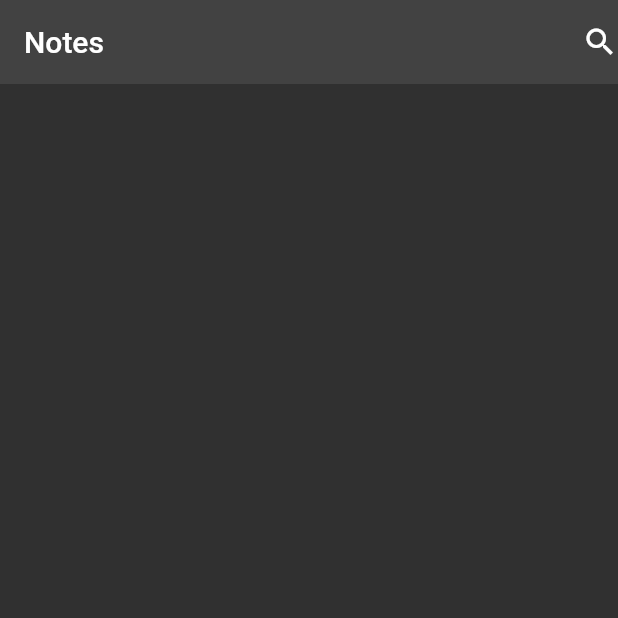
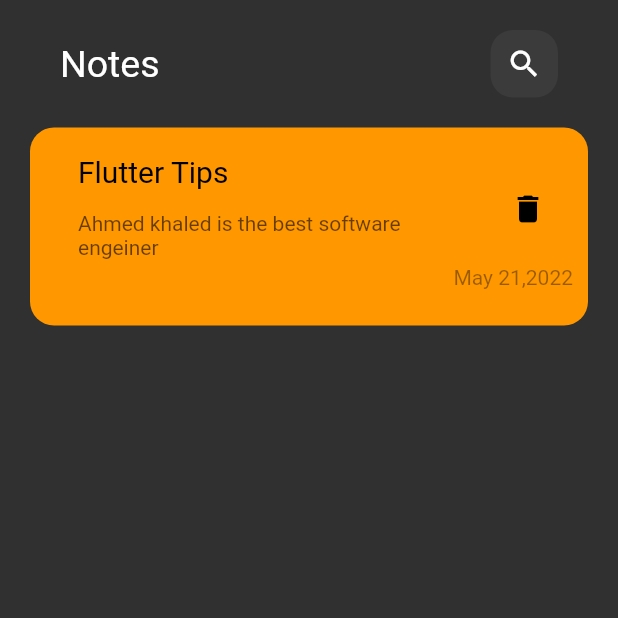
Before and after one commit to AhmedBardesy/notes_app, a Flutter app: the screen it shows after launch, on a phone screen of 412 x 824 dp, the top half of it. Run offline on Flutter 3.47's test engine with Material 2 defaults, Android fonts, the phone set to English and light mode, and no system bars.

Commit message:
create custome note item

```diff
--- /dev/null
+++ b/lib/views/custom_note_item.dart
@@ -0,0 +1,44 @@
+import 'package:flutter/material.dart';
+
+
+class CustomNoteItem extends StatelessWidget {
+  const CustomNoteItem({
+    super.key,
+  });
+
+  @override
+  Widget build(BuildContext context) {
+    return Container(
+      padding: const EdgeInsets.only(top: 14, bottom: 24, left: 16),
+      decoration: BoxDecoration(
+          color: Colors.orange, borderRadius: BorderRadius.circular(16)),
+      child: Column(
+        crossAxisAlignment: CrossAxisAlignment.end,
+        children: [
+          ListTile(
+            title: Padding(
+              padding: EdgeInsets.only(bottom: 15),
+              child: Text(
+                'Flutter Tips',
+                style: TextStyle(fontSize: 20, color: Colors.black),
+              ),
+            ),
+            subtitle: Text('Ahmed khaled is the best software engeiner',
+                style: TextStyle(color: Colors.black.withOpacity(.6))),
+            trailing: IconButton(
+                icon: Icon(
+                  Icons.delete,
+                  color: Colors.black,
+                ),
+                onPressed: () {}),
+          ),
+          Padding(
+            padding: EdgeInsets.only(right: 10),
+            child: Text('May 21,2022',
+                style: TextStyle(color: Colors.black.withOpacity(.4))),
+          )
+        ],
+      ),
+    );
+  }
+}
--- a/lib/views/homeView.dart
+++ b/lib/views/homeView.dart
@@ -1,4 +1,6 @@
 import 'package:flutter/material.dart';
+
+import 'custom_note_item.dart';
 
 class HomePage extends StatelessWidget {
   const HomePage({super.key});
@@ -6,14 +8,43 @@
   @override
   Widget build(BuildContext context) {
     return Scaffold(
-      appBar: AppBar(
-        elevation: 0,
-        actions: [Icon(Icons.search)],
-        title: Text(
-          'Notes',
-          style: TextStyle(fontSize: 20),
+      body: Padding(
+        padding: const EdgeInsets.symmetric(horizontal: 20),
+        child: Column(
+          children: [
+            Padding(
+              padding: const EdgeInsets.symmetric(vertical: 20, horizontal: 20),
+              child: Row(
+                children: [
+                  const Text(
+                    'Notes',
+                    style: TextStyle(fontSize: 25),
+                  ),
+                  const Spacer(),
+                  Container(
+                    height: 45,
+                    width: 45,
+                    decoration: BoxDecoration(
+                        color: Colors.white.withOpacity(.05),
+                        borderRadius: BorderRadius.circular(15)),
+                    child: const Icon(Icons.search),
+                  )
+                ],
+              ),
+            ),
+            const NotesItem()
+          ],
         ),
       ),
     );
   }
 }
+
+class NotesItem extends StatelessWidget {
+  const NotesItem({super.key});
+
+  @override
+  Widget build(BuildContext context) {
+    return CustomNoteItem();
+  }
+}
```
